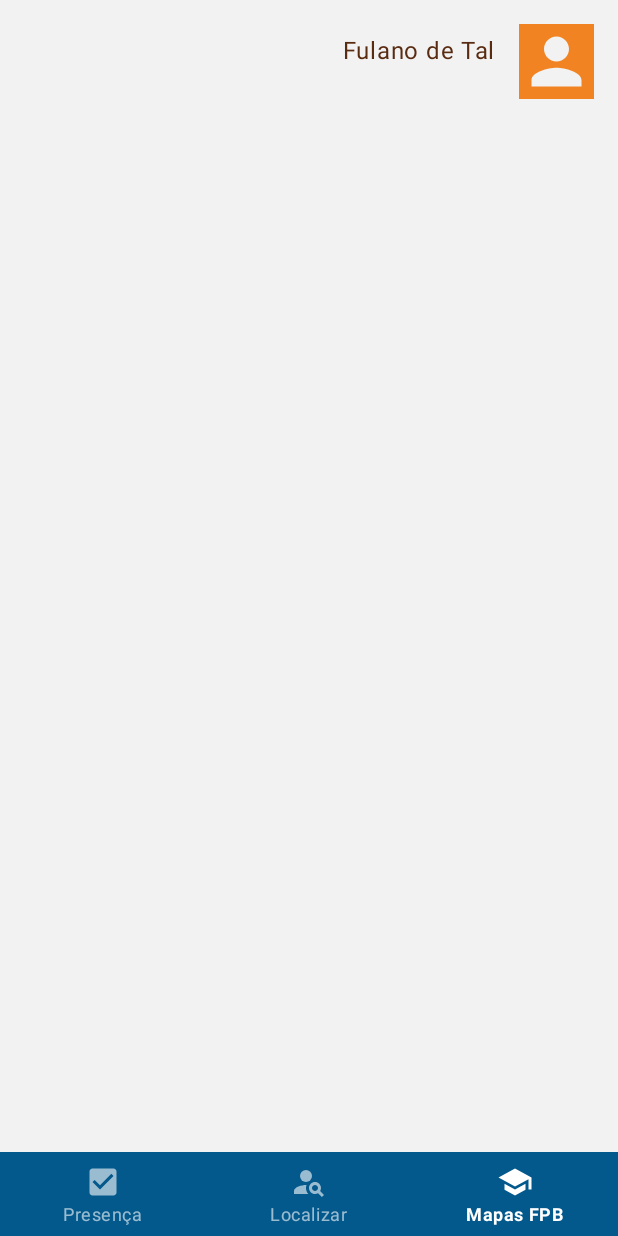
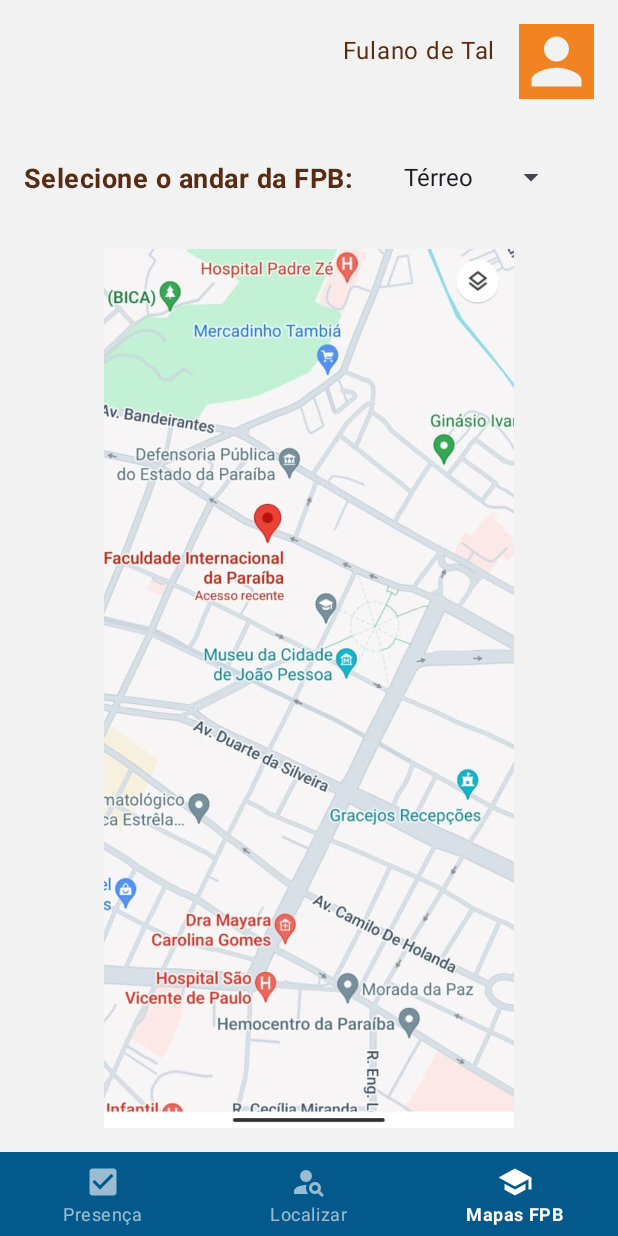
Before and after one commit to jessicaraissapessoa/FPBmapsApp, an Android app: the MapaFragment screen opened through its navigation route, on a phone screen of 412 x 824 dp. Run offline under Robolectric (Android 15) with nearby library versions, the phone set to English and light mode, and no system bars; our stand-ins replace navigation-ui.

Commit message:
Aba Mapas

```diff
--- a/app/src/main/java/br/com/jessicaraissapessoa/fpbmapsapp/ui/MapaFragment.kt
+++ b/app/src/main/java/br/com/jessicaraissapessoa/fpbmapsapp/ui/MapaFragment.kt
@@ -4,7 +4,11 @@
 import android.view.LayoutInflater
 import android.view.View
 import android.view.ViewGroup
+import android.widget.AdapterView
+import android.widget.ArrayAdapter
+import android.widget.Spinner
 import androidx.fragment.app.Fragment
+import br.com.jessicaraissapessoa.fpbmapsapp.R
 import br.com.jessicaraissapessoa.fpbmapsapp.databinding.FragmentMapaBinding
 
 class MapaFragment  : Fragment() {
@@ -12,10 +16,45 @@
     private var _binding: FragmentMapaBinding? = null // set do binding (só seta uma vez)
     private val binding get() = _binding!! //get do binding (recupera)
 
+    lateinit var spinner: Spinner
+
     override fun onCreateView(inflater: LayoutInflater, group: ViewGroup?, state: Bundle?): View {
         _binding = FragmentMapaBinding.inflate(inflater, group, false)
+
+        spinner = binding.spinner
+        val andares = arrayOf("Térreo", "1º andar", "2º andar")
+        spinner.adapter = ArrayAdapter(requireContext(), android.R.layout.simple_spinner_dropdown_item, andares)
+
+        spinner.onItemSelectedListener = object : AdapterView.OnItemSelectedListener {
+            override fun onItemSelected(parent: AdapterView<*>?, view: View?, position: Int, id: Long) {
+                handleSpinnerItemSelected(position)
+            }
+
+            override fun onNothingSelected(parent: AdapterView<*>?) {
+                TerreoFragment()
+            }
+        }
 
         return binding.root
     }
 
+    private fun handleSpinnerItemSelected(position: Int) {
+        when (position) {
+            0 -> replaceFragment(TerreoFragment())
+            1 -> replaceFragment(PrimeiroAndarFragment())
+            2 -> replaceFragment(SegundoAndarFragment())
+        }
+    }
+
+    private fun replaceFragment(fragment: Fragment) {
+        parentFragmentManager.beginTransaction()
+            .replace(R.id.fragment_container2, fragment)
+            .commit()
+    }
+
+    override fun onDestroyView() {
+        super.onDestroyView()
+        _binding = null
+    }
+
 }
--- /dev/null
+++ b/app/src/main/java/br/com/jessicaraissapessoa/fpbmapsapp/ui/TerreoFragment.kt
@@ -0,0 +1,21 @@
+package br.com.jessicaraissapessoa.fpbmapsapp.ui
+
+import android.os.Bundle
+import android.view.LayoutInflater
+import android.view.View
+import android.view.ViewGroup
+import androidx.fragment.app.Fragment
+import br.com.jessicaraissapessoa.fpbmapsapp.databinding.FragmentTerreoBinding
+
+class TerreoFragment  : Fragment() {
+
+    private var _binding: FragmentTerreoBinding? = null
+    private val binding get() = _binding!!
+
+    override fun onCreateView(inflater: LayoutInflater, group: ViewGroup?, state: Bundle?): View {
+        _binding = FragmentTerreoBinding.inflate(inflater, group, false)
+
+        return binding.root
+    }
+
+}
--- a/app/src/main/res/layout/fragment_mapa.xml
+++ b/app/src/main/res/layout/fragment_mapa.xml
@@ -1,6 +1,45 @@
 <?xml version="1.0" encoding="utf-8"?>
 <androidx.constraintlayout.widget.ConstraintLayout xmlns:android="http://schemas.android.com/apk/res/android"
+    xmlns:app="http://schemas.android.com/apk/res-auto"
     android:layout_width="match_parent"
-    android:layout_height="match_parent">
+    android:layout_height="match_parent"
+    android:padding="16dp">
+
+
+    <TextView
+        android:id="@+id/tv_selecione_andar"
+        android:layout_width="wrap_content"
+        android:layout_height="wrap_content"
+        android:text="@string/selecione_o_andar_da_fpb"
+        style="@style/MaterialAlertDialog.Material3.Body.Text"
+        android:textStyle="bold"
+        android:layout_marginTop="24dp"
+        android:textColor="@color/marrom"
+        android:textSize="18sp"
+        app:layout_constraintStart_toStartOf="parent"
+        app:layout_constraintTop_toTopOf="parent"/>
+
+    <Spinner
+        android:id="@+id/spinner"
+        android:layout_marginTop="12dp"
+        android:layout_width="wrap_content"
+        android:layout_height="wrap_content"
+        style="@style/Widget.AppCompat.TextView.SpinnerItem"
+        app:layout_constraintStart_toEndOf="@id/tv_selecione_andar"
+        app:layout_constraintLeft_toRightOf="@id/tv_selecione_andar"
+        app:layout_constraintEnd_toEndOf="parent"
+        app:layout_constraintTop_toTopOf="parent"/>
+
+    <FrameLayout
+        android:id="@+id/fragment_container2"
+        android:layout_width="0dp"
+        android:layout_height="0dp"
+        android:layout_marginTop="24dp"
+        app:layout_constraintTop_toBottomOf="@id/spinner"
+        app:layout_constraintBottom_toBottomOf="parent"
+        app:layout_constraintEnd_toEndOf="parent"
+        app:layout_constraintStart_toStartOf="parent">
+    </FrameLayout>
+
 
 </androidx.constraintlayout.widget.ConstraintLayout>
--- /dev/null
+++ b/app/src/main/res/layout/fragment_terreo.xml
@@ -0,0 +1,18 @@
+<?xml version="1.0" encoding="utf-8"?>
+<androidx.constraintlayout.widget.ConstraintLayout xmlns:android="http://schemas.android.com/apk/res/android"
+    xmlns:app="http://schemas.android.com/apk/res-auto"
+    android:layout_width="match_parent"
+    android:layout_height="match_parent">
+
+    <ImageView
+        android:id="@+id/iv_mapa1"
+        android:layout_width="match_parent"
+        android:layout_height="match_parent"
+        android:contentDescription="@string/mapa1"
+        android:src="@drawable/img_mapa1"
+        app:layout_constraintBottom_toBottomOf="parent"
+        app:layout_constraintEnd_toEndOf="parent"
+        app:layout_constraintStart_toStartOf="parent"
+        app:layout_constraintTop_toTopOf="parent" />
+
+</androidx.constraintlayout.widget.ConstraintLayout>
```
Also changed, not shown: app/src/main/java/br/com/jessicaraissapessoa/fpbmapsapp/ui/PrimeiroAndarFragment.kt (added, +21 -0 lines), app/src/main/java/br/com/jessicaraissapessoa/fpbmapsapp/ui/SegundoAndarFragment.kt (added, +21 -0 lines), app/src/main/res/layout/fragment_primeiro_andar.xml (added, +18 -0 lines), app/src/main/res/layout/fragment_segundo_andar.xml (added, +18 -0 lines), app/src/main/res/drawable/img_mapa1.jpg (added), app/src/main/res/drawable/img_mapa2.jpg (added), app/src/main/res/drawable/img_mapa3.jpg (added), gradle/wrapper/gradle-wrapper.properties.
